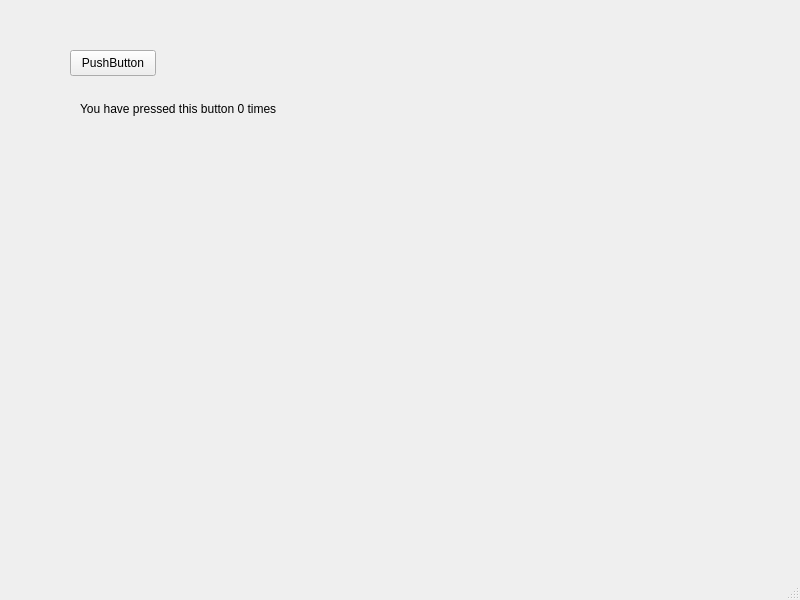
Old version of the form mainwindow.ui in the repository chandresh204/QT1.
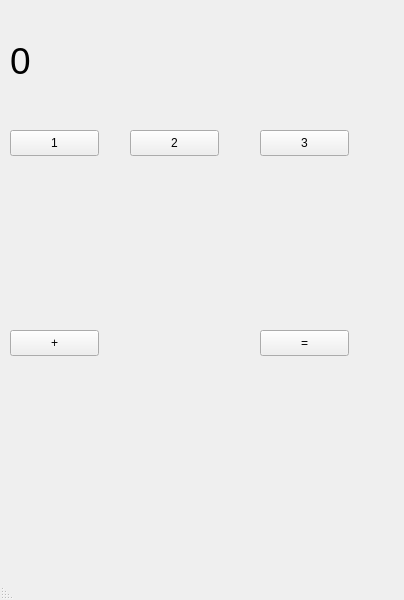
New version of the form.

What changed in the file:
```diff
--- a/mainwindow.ui
+++ b/mainwindow.ui
@@ -6,38 +6,114 @@
    <rect>
     <x>0</x>
     <y>0</y>
-    <width>800</width>
+    <width>404</width>
     <height>600</height>
    </rect>
   </property>
   <property name="windowTitle">
    <string>MainWindow</string>
   </property>
+  <property name="layoutDirection">
+   <enum>Qt::RightToLeft</enum>
+  </property>
   <widget class="QWidget" name="centralwidget">
-   <widget class="QPushButton" name="pushButton">
-    <property name="geometry">
-     <rect>
-      <x>70</x>
-      <y>50</y>
-      <width>86</width>
-      <height>26</height>
-     </rect>
-    </property>
-    <property name="text">
-     <string>PushButton</string>
-    </property>
-   </widget>
    <widget class="QLabel" name="label">
     <property name="geometry">
      <rect>
-      <x>80</x>
-      <y>100</y>
-      <width>411</width>
+      <x>10</x>
+      <y>40</y>
+      <width>301</width>
+      <height>41</height>
+     </rect>
+    </property>
+    <property name="font">
+     <font>
+      <pointsize>28</pointsize>
+     </font>
+    </property>
+    <property name="layoutDirection">
+     <enum>Qt::RightToLeft</enum>
+    </property>
+    <property name="text">
+     <string>0</string>
+    </property>
+   </widget>
+   <widget class="QPushButton" name="btn_1">
+    <property name="geometry">
+     <rect>
+      <x>10</x>
+      <y>130</y>
+      <width>89</width>
+      <height>26</height>
+     </rect>
+    </property>
+    <property name="text">
+     <string>1</string>
+    </property>
+   </widget>
+   <widget class="QPushButton" name="btn_2">
+    <property name="geometry">
+     <rect>
+      <x>130</x>
+      <y>130</y>
+      <width>89</width>
+      <height>26</height>
+     </rect>
+    </property>
+    <property name="text">
+     <string>2</string>
+    </property>
+   </widget>
+   <widget class="QPushButton" name="btn_3">
+    <property name="geometry">
+     <rect>
+      <x>260</x>
+      <y>130</y>
+      <width>89</width>
+      <height>26</height>
+     </rect>
+    </property>
+    <property name="text">
+     <string>3</string>
+    </property>
+   </widget>
+   <widget class="QLabel" name="op_sign">
+    <property name="geometry">
+     <rect>
+      <x>360</x>
+      <y>50</y>
+      <width>21</width>
       <height>18</height>
      </rect>
     </property>
     <property name="text">
-     <string>You have pressed this button 0 times</string>
+     <string>&lt;html&gt;&lt;head/&gt;&lt;body&gt;&lt;p&gt;&lt;br/&gt;&lt;/p&gt;&lt;/body&gt;&lt;/html&gt;</string>
+    </property>
+   </widget>
+   <widget class="QPushButton" name="btn_add">
+    <property name="geometry">
+     <rect>
+      <x>10</x>
+      <y>330</y>
+      <width>89</width>
+      <height>26</height>
+     </rect>
+    </property>
+    <property name="text">
+     <string>+</string>
+    </property>
+   </widget>
+   <widget class="QPushButton" name="btn_eql">
+    <property name="geometry">
+     <rect>
+      <x>260</x>
+      <y>330</y>
+      <width>89</width>
+      <height>26</height>
+     </rect>
+    </property>
+    <property name="text">
+     <string>=</string>
     </property>
    </widget>
   </widget>
```
Left out of the diff: 2 changed lines with no effect on the pictures.
